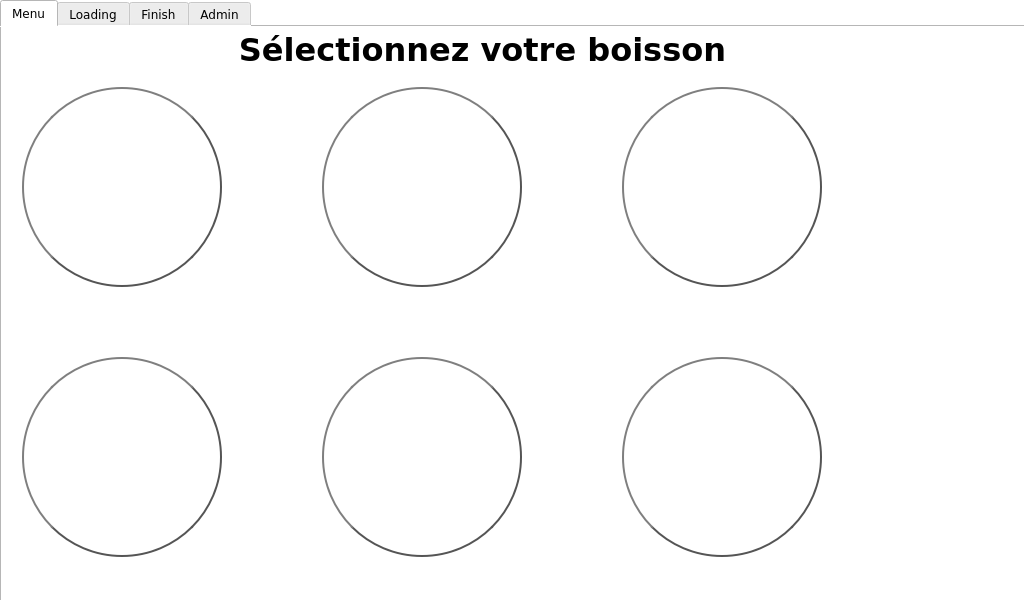
Above: gui/ui/main.ui from robotique-ecam/barbot-v2 before the change. Below: the same form after it.
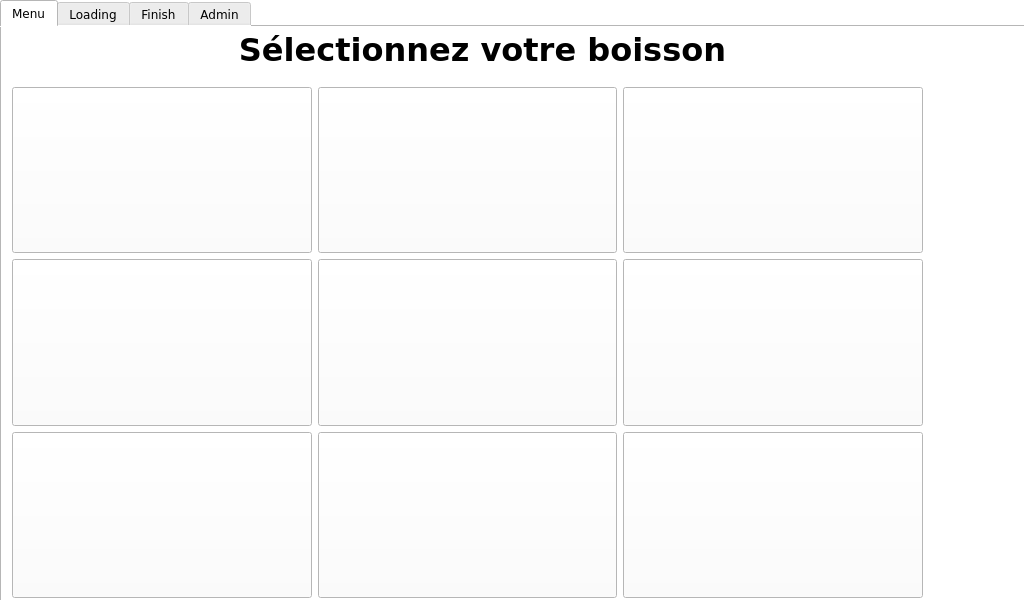
That is the form after the change. The open tabs and pages were chosen to show the change. Icons and pictures are not drawn.

What changed in the file:
```diff
--- a/gui/ui/main.ui
+++ b/gui/ui/main.ui
@@ -132,275 +132,295 @@
        <set>Qt::NoTextInteraction</set>
       </property>
      </widget>
-     <widget class="QPushButton" name="drink1">
+     <widget class="QWidget" name="gridLayoutWidget">
       <property name="geometry">
        <rect>
-        <x>20</x>
+        <x>10</x>
         <y>60</y>
-        <width>200</width>
-        <height>200</height>
+        <width>911</width>
+        <height>511</height>
        </rect>
       </property>
-      <property name="font">
-       <font>
-        <family>Verdana</family>
-       </font>
-      </property>
-      <property name="styleSheet">
-       <string notr="true">QPushButton {
-    border: 2px solid #555;
-    border-radius: 100px;
-    border-style: outset;
-    background: qradialgradient(
-        cx: 0.3, cy: -0.4, fx: 0.3, fy: -0.4,
-        radius: 1.35, stop: 0 #fff, stop: 1 #888
-        );
-    padding: 5px;
-    }
-
-QPushButton:hover {
-    background: qradialgradient(
-        cx: 0.3, cy: -0.4, fx: 0.3, fy: -0.4,
-        radius: 1.35, stop: 0 #fff, stop: 1 #bbb
-        );
-    }
-
-QPushButton:pressed {
-    border-style: inset;
-    background: qradialgradient(
-        cx: 0.4, cy: -0.1, fx: 0.4, fy: -0.1,
-        radius: 1.35, stop: 0 #fff, stop: 1 #ddd
-        );
-    }</string>
-      </property>
-      <property name="text">
-       <string/>
-      </property>
-     </widget>
-     <widget class="QPushButton" name="drink2">
-      <property name="geometry">
-       <rect>
-        <x>320</x>
-        <y>60</y>
-        <width>200</width>
-        <height>200</height>
-       </rect>
-      </property>
-      <property name="font">
-       <font>
-        <family>Verdana</family>
-       </font>
-      </property>
-      <property name="styleSheet">
-       <string notr="true">QPushButton {
-    border: 2px solid #555;
-    border-radius: 100px;
-    border-style: outset;
-    background: qradialgradient(
-        cx: 0.3, cy: -0.4, fx: 0.3, fy: -0.4,
-        radius: 1.35, stop: 0 #fff, stop: 1 #888
-        );
-    padding: 5px;
-    }
-
-QPushButton:hover {
-    background: qradialgradient(
-        cx: 0.3, cy: -0.4, fx: 0.3, fy: -0.4,
-        radius: 1.35, stop: 0 #fff, stop: 1 #bbb
-        );
-    }
-
-QPushButton:pressed {
-    border-style: inset;
-    background: qradialgradient(
-        cx: 0.4, cy: -0.1, fx: 0.4, fy: -0.1,
-        radius: 1.35, stop: 0 #fff, stop: 1 #ddd
-        );
-    }</string>
-      </property>
-      <property name="text">
-       <string/>
-      </property>
-     </widget>
-     <widget class="QPushButton" name="drink3">
-      <property name="geometry">
-       <rect>
-        <x>620</x>
-        <y>60</y>
-        <width>200</width>
-        <height>200</height>
-       </rect>
-      </property>
-      <property name="font">
-       <font>
-        <family>Verdana</family>
-       </font>
-      </property>
-      <property name="styleSheet">
-       <string notr="true">QPushButton {
-    border: 2px solid #555;
-    border-radius: 100px;
-    border-style: outset;
-    background: qradialgradient(
-        cx: 0.3, cy: -0.4, fx: 0.3, fy: -0.4,
-        radius: 1.35, stop: 0 #fff, stop: 1 #888
-        );
-    padding: 5px;
-    }
-
-QPushButton:hover {
-    background: qradialgradient(
-        cx: 0.3, cy: -0.4, fx: 0.3, fy: -0.4,
-        radius: 1.35, stop: 0 #fff, stop: 1 #bbb
-        );
-    }
-
-QPushButton:pressed {
-    border-style: inset;
-    background: qradialgradient(
-        cx: 0.4, cy: -0.1, fx: 0.4, fy: -0.1,
-        radius: 1.35, stop: 0 #fff, stop: 1 #ddd
-        );
-    }</string>
-      </property>
-      <property name="text">
-       <string/>
-      </property>
-     </widget>
-     <widget class="QPushButton" name="drink4">
-      <property name="geometry">
-       <rect>
-        <x>20</x>
-        <y>330</y>
-        <width>200</width>
-        <height>200</height>
-       </rect>
-      </property>
-      <property name="font">
-       <font>
-        <family>Verdana</family>
-       </font>
-      </property>
-      <property name="styleSheet">
-       <string notr="true">QPushButton {
-    border: 2px solid #555;
-    border-radius: 100px;
-    border-style: outset;
-    background: qradialgradient(
-        cx: 0.3, cy: -0.4, fx: 0.3, fy: -0.4,
-        radius: 1.35, stop: 0 #fff, stop: 1 #888
-        );
-    padding: 5px;
-    }
-
-QPushButton:hover {
-    background: qradialgradient(
-        cx: 0.3, cy: -0.4, fx: 0.3, fy: -0.4,
-        radius: 1.35, stop: 0 #fff, stop: 1 #bbb
-        );
-    }
-
-QPushButton:pressed {
-    border-style: inset;
-    background: qradialgradient(
-        cx: 0.4, cy: -0.1, fx: 0.4, fy: -0.1,
-        radius: 1.35, stop: 0 #fff, stop: 1 #ddd
-        );
-    }</string>
-      </property>
-      <property name="text">
-       <string/>
-      </property>
-     </widget>
-     <widget class="QPushButton" name="drink5">
-      <property name="geometry">
-       <rect>
-        <x>320</x>
-        <y>330</y>
-        <width>200</width>
-        <height>200</height>
-       </rect>
-      </property>
-      <property name="font">
-       <font>
-        <family>Verdana</family>
-       </font>
-      </property>
-      <property name="styleSheet">
-       <string notr="true">QPushButton {
-    border: 2px solid #555;
-    border-radius: 100px;
-    border-style: outset;
-    background: qradialgradient(
-        cx: 0.3, cy: -0.4, fx: 0.3, fy: -0.4,
-        radius: 1.35, stop: 0 #fff, stop: 1 #888
-        );
-    padding: 5px;
-    }
-
-QPushButton:hover {
-    background: qradialgradient(
-        cx: 0.3, cy: -0.4, fx: 0.3, fy: -0.4,
-        radius: 1.35, stop: 0 #fff, stop: 1 #bbb
-        );
-    }
-
-QPushButton:pressed {
-    border-style: inset;
-    background: qradialgradient(
-        cx: 0.4, cy: -0.1, fx: 0.4, fy: -0.1,
-        radius: 1.35, stop: 0 #fff, stop: 1 #ddd
-        );
-    }</string>
-      </property>
-      <property name="text">
-       <string/>
-      </property>
-     </widget>
-     <widget class="QPushButton" name="drink6">
-      <property name="geometry">
-       <rect>
-        <x>620</x>
-        <y>330</y>
-        <width>200</width>
-        <height>200</height>
-       </rect>
-      </property>
-      <property name="font">
-       <font>
-        <family>Verdana</family>
-       </font>
-      </property>
-      <property name="styleSheet">
-       <string notr="true">QPushButton {
-    border: 2px solid #555;
-    border-radius: 100px;
-    border-style: outset;
-    background: qradialgradient(
-        cx: 0.3, cy: -0.4, fx: 0.3, fy: -0.4,
-        radius: 1.35, stop: 0 #fff, stop: 1 #888
-        );
-    padding: 5px;
-    }
-
-QPushButton:hover {
-    background: qradialgradient(
-        cx: 0.3, cy: -0.4, fx: 0.3, fy: -0.4,
-        radius: 1.35, stop: 0 #fff, stop: 1 #bbb
-        );
-    }
-
-QPushButton:pressed {
-    border-style: inset;
-    background: qradialgradient(
-        cx: 0.4, cy: -0.1, fx: 0.4, fy: -0.1,
-        radius: 1.35, stop: 0 #fff, stop: 1 #ddd
-        );
-    }</string>
-      </property>
-      <property name="text">
-       <string/>
-      </property>
+      <layout class="QGridLayout" name="drinkGrid">
+       <item row="1" column="0">
+        <widget class="QPushButton" name="drink4">
+         <property name="enabled">
+          <bool>true</bool>
+         </property>
+         <property name="sizePolicy">
+          <sizepolicy hsizetype="Ignored" vsizetype="Ignored">
+           <horstretch>0</horstretch>
+           <verstretch>0</verstretch>
+          </sizepolicy>
+         </property>
+         <property name="font">
+          <font>
+           <family>Verdana</family>
+           <pointsize>40</pointsize>
+          </font>
+         </property>
+         <property name="styleSheet">
+          <string notr="true"/>
+         </property>
+         <property name="text">
+          <string/>
+         </property>
+         <property name="iconSize">
+          <size>
+           <width>299</width>
+           <height>166</height>
+          </size>
+         </property>
+        </widget>
+       </item>
+       <item row="0" column="0">
+        <widget class="QPushButton" name="drink1">
+         <property name="sizePolicy">
+          <sizepolicy hsizetype="Ignored" vsizetype="Ignored">
+           <horstretch>0</horstretch>
+           <verstretch>0</verstretch>
+          </sizepolicy>
+         </property>
+         <property name="font">
+          <font>
+           <family>Verdana</family>
+           <pointsize>40</pointsize>
+           <weight>50</weight>
+           <bold>false</bold>
+          </font>
+         </property>
+         <property name="text">
+          <string/>
+         </property>
+         <property name="iconSize">
+          <size>
+           <width>299</width>
+           <height>166</height>
+          </size>
+         </property>
+        </widget>
+       </item>
+       <item row="0" column="2">
+        <widget class="QPushButton" name="drink3">
+         <property name="enabled">
+          <bool>true</bool>
+         </property>
+         <property name="sizePolicy">
+          <sizepolicy hsizetype="Ignored" vsizetype="Ignored">
+           <horstretch>0</horstretch>
+           <verstretch>0</verstretch>
+          </sizepolicy>
+         </property>
+         <property name="font">
+          <font>
+           <family>Verdana</family>
+           <pointsize>40</pointsize>
+          </font>
+         </property>
+         <property name="styleSheet">
+          <string notr="true"/>
+         </property>
+         <property name="text">
+          <string/>
+         </property>
+         <property name="iconSize">
+          <size>
+           <width>299</width>
+           <height>166</height>
+          </size>
+         </property>
+        </widget>
+       </item>
+       <item row="1" column="2">
+        <widget class="QPushButton" name="drink6">
+         <property name="enabled">
+          <bool>true</bool>
+         </property>
+         <property name="sizePolicy">
+          <sizepolicy hsizetype="Ignored" vsizetype="Ignored">
+           <horstretch>0</horstretch>
+           <verstretch>0</verstretch>
+          </sizepolicy>
+         </property>
+         <property name="font">
+          <font>
+           <family>Verdana</family>
+           <pointsize>40</pointsize>
+          </font>
+         </property>
+         <property name="styleSheet">
+          <string notr="true"/>
+         </property>
+         <property name="text">
+          <string/>
+         </property>
+         <property name="iconSize">
+          <size>
+           <width>299</width>
+           <height>166</height>
+          </size>
+         </property>
+        </widget>
+       </item>
+       <item row="2" column="1">
+        <widget class="QPushButton" name="drink8">
+         <property name="enabled">
+          <bool>true</bool>
+         </property>
+         <property name="sizePolicy">
+          <sizepolicy hsizetype="Ignored" vsizetype="Ignored">
+           <horstretch>0</horstretch>
+           <verstretch>0</verstretch>
+          </sizepolicy>
+         </property>
+         <property name="font">
+          <font>
+           <family>Verdana</family>
+           <pointsize>40</pointsize>
+          </font>
+         </property>
+         <property name="styleSheet">
+          <string notr="true"/>
+         </property>
+         <property name="text">
+          <string/>
+         </property>
+         <property name="iconSize">
+          <size>
+           <width>299</width>
+           <height>166</height>
+          </size>
+         </property>
+        </widget>
+       </item>
+       <item row="2" column="0">
+        <widget class="QPushButton" name="drink7">
+         <property name="enabled">
+          <bool>true</bool>
+         </property>
+         <property name="sizePolicy">
+          <sizepolicy hsizetype="Ignored" vsizetype="Ignored">
+           <horstretch>0</horstretch>
+           <verstretch>0</verstretch>
+          </sizepolicy>
+         </property>
+         <property name="font">
+          <font>
+           <family>Verdana</family>
+           <pointsize>40</pointsize>
+          </font>
+         </property>
+         <property name="styleSheet">
+          <string notr="true"/>
+         </property>
+         <property name="text">
+          <string/>
+         </property>
+         <property name="iconSize">
+          <size>
+           <width>299</width>
+           <height>166</height>
+          </size>
+         </property>
+        </widget>
+       </item>
+       <item row="1" column="1">
+        <widget class="QPushButton" name="drink5">
+         <property name="enabled">
+          <bool>true</bool>
+         </property>
+         <property name="sizePolicy">
+          <sizepolicy hsizetype="Ignored" vsizetype="Ignored">
+           <horstretch>0</horstretch>
+           <verstretch>0</verstretch>
+          </sizepolicy>
+         </property>
+         <property name="font">
+          <font>
+           <family>Verdana</family>
+           <pointsize>40</pointsize>
+          </font>
+         </property>
+         <property name="styleSheet">
+          <string notr="true"/>
+         </property>
+         <property name="text">
+          <string/>
+         </property>
+         <property name="iconSize">
+          <size>
+           <width>299</width>
+           <height>166</height>
+          </size>
+         </property>
+        </widget>
+       </item>
+       <item row="2" column="2">
+        <widget class="QPushButton" name="drink9">
+         <property name="enabled">
+          <bool>true</bool>
+         </property>
+         <property name="sizePolicy">
+          <sizepolicy hsizetype="Ignored" vsizetype="Ignored">
+           <horstretch>0</horstretch>
+           <verstretch>0</verstretch>
+          </sizepolicy>
+         </property>
+         <property name="font">
+          <font>
+           <family>Verdana</family>
+           <pointsize>40</pointsize>
+          </font>
+         </property>
+         <property name="autoFillBackground">
+          <bool>false</bool>
+         </property>
+         <property name="styleSheet">
+          <string notr="true"/>
+         </property>
+         <property name="text">
+          <string/>
+         </property>
+         <property name="iconSize">
+          <size>
+           <width>299</width>
+           <height>166</height>
+          </size>
+         </property>
+        </widget>
+       </item>
+       <item row="0" column="1">
+        <widget class="QPushButton" name="drink2">
+         <property name="enabled">
+          <bool>true</bool>
+         </property>
+         <property name="sizePolicy">
+          <sizepolicy hsizetype="Ignored" vsizetype="Ignored">
+           <horstretch>0</horstretch>
+           <verstretch>0</verstretch>
+          </sizepolicy>
+         </property>
+         <property name="font">
+          <font>
+           <family>Verdana</family>
+           <pointsize>40</pointsize>
+          </font>
+         </property>
+         <property name="styleSheet">
+          <string notr="true"/>
+         </property>
+         <property name="text">
+          <string/>
+         </property>
+         <property name="iconSize">
+          <size>
+           <width>299</width>
+           <height>166</height>
+          </size>
+         </property>
+        </widget>
+       </item>
+      </layout>
      </widget>
     </widget>
     <widget class="QWidget" name="tabLoading">
```
Left out of the diff: 60 changed lines with no effect on the pictures.
